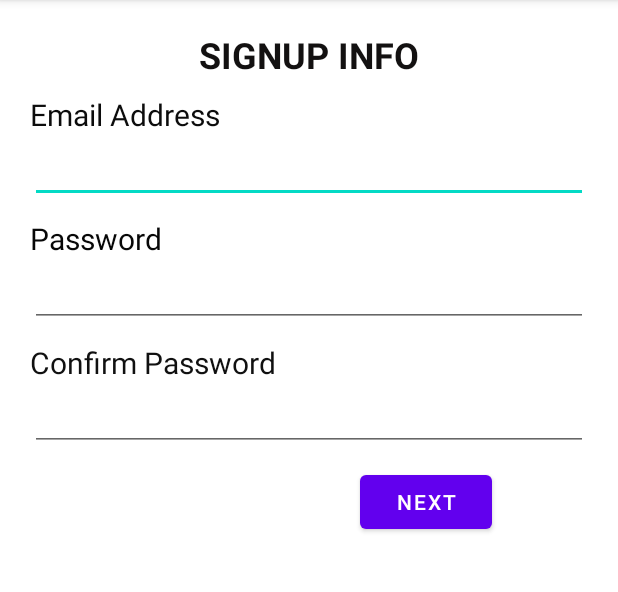
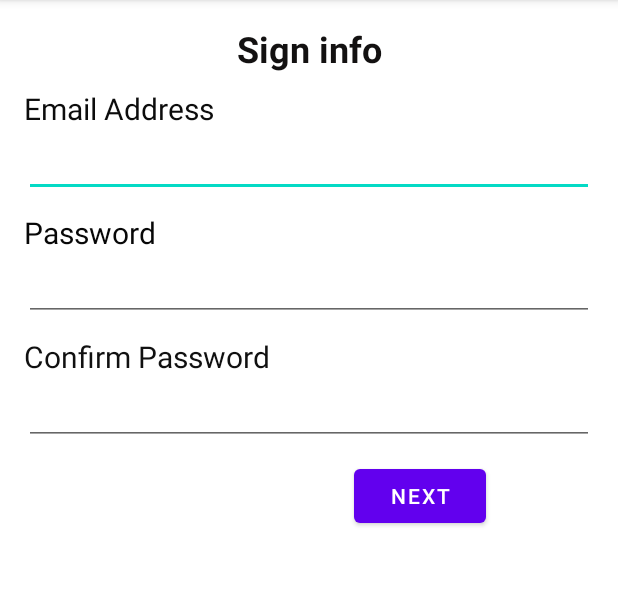
Before and after one commit to pullaiah-dudekula-improve10x/Practice-task, an Android app: the screen it shows after launch (SignupInfoActivity), on a phone screen of 412 x 824 dp, the part 84-676 px from its top. Run offline under Robolectric (Android 15) with nearby library versions, the phone set to English and light mode, and no system bars.

Commit message:
updated sum changes

```diff
--- a/app/src/main/java/com/example/practisetask/PersonalInfoActivity.java
+++ b/app/src/main/java/com/example/practisetask/PersonalInfoActivity.java
@@ -22,7 +22,6 @@ public class PersonalInfoActivity extends AppCompatActivity {
         next1Btn.setOnClickListener(view -> {
             Intent intent = getIntent();
             Bundle bundle = intent.getExtras();
-            //String emailId = intent.getStringExtra("emailId");
             Intent personalIntent = new Intent(this, AddressActivity.class);
             EditText userNameTxt = findViewById(R.id.username_txt);
             String userName = userNameTxt.getText().toString();
@@ -30,13 +29,12 @@ public class PersonalInfoActivity extends AppCompatActivity {
             String firstNameText = firstNameTxt.getText().toString();
             EditText lastnameTxt = findViewById(R.id.lastname_txt);
             String lastNameText = lastnameTxt.getText().toString();
-           // personalIntent.putExtra("emailId", emailId);
             personalIntent.putExtras(bundle);
             personalIntent.putExtra("userName", userName);
             personalIntent.putExtra("firstNameText", firstNameText);
             personalIntent.putExtra("lastNameText", lastNameText);
             startActivity(personalIntent);
-            //Toast.makeText(this, emailId + " " + userName + " " + firstNameText + " " + lastNameText  , Toast.LENGTH_SHORT).show();
+
         });
     }
 }
--- a/app/src/main/res/layout/activity_address.xml
+++ b/app/src/main/res/layout/activity_address.xml
@@ -4,8 +4,8 @@
     xmlns:tools="http://schemas.android.com/tools"
     android:layout_width="match_parent"
     android:layout_height="match_parent"
-    android:layout_margin="10dp"
     android:orientation="vertical"
+    android:padding="16dp"
     tools:context=".AddressActivity">
 
     <TextView
--- a/app/src/main/res/layout/activity_bank_account.xml
+++ b/app/src/main/res/layout/activity_bank_account.xml
@@ -4,8 +4,8 @@
     xmlns:tools="http://schemas.android.com/tools"
     android:layout_width="match_parent"
     android:layout_height="match_parent"
-    android:layout_margin="10dp"
     android:orientation="vertical"
+    android:padding="16dp"
     tools:context=".BankAccountActivity">
 
     <TextView
--- a/app/src/main/res/layout/activity_birth_details.xml
+++ b/app/src/main/res/layout/activity_birth_details.xml
@@ -5,6 +5,7 @@
     android:layout_width="match_parent"
     android:layout_height="match_parent"
     android:orientation="vertical"
+    android:padding="16dp"
     tools:context=".BirthDetailsActivity">
 
     <TextView
--- a/app/src/main/res/layout/activity_credit_card_details.xml
+++ b/app/src/main/res/layout/activity_credit_card_details.xml
@@ -4,8 +4,8 @@
     xmlns:tools="http://schemas.android.com/tools"
     android:layout_width="match_parent"
     android:layout_height="match_parent"
-    android:layout_margin="10dp"
     android:orientation="vertical"
+    android:padding="16dp"
     tools:context=".CreditCardDetailsActivity">
 
     <TextView
@@ -76,7 +76,7 @@
     <LinearLayout
         android:layout_width="match_parent"
         android:layout_height="wrap_content"
-        android:orientation="horizontal"/>
+        android:orientation="horizontal" />
 
     <LinearLayout
         android:layout_width="match_parent"
--- a/app/src/main/res/layout/activity_identity.xml
+++ b/app/src/main/res/layout/activity_identity.xml
@@ -5,6 +5,7 @@
     android:layout_width="match_parent"
     android:layout_height="match_parent"
     android:orientation="vertical"
+    android:padding="16dp"
     tools:context=".IdentityActivity">
 
     <TextView
--- a/app/src/main/res/layout/activity_personal_info.xml
+++ b/app/src/main/res/layout/activity_personal_info.xml
@@ -4,8 +4,8 @@
     xmlns:tools="http://schemas.android.com/tools"
     android:layout_width="match_parent"
     android:layout_height="match_parent"
-    android:layout_margin="15dp"
     android:orientation="vertical"
+    android:padding="16dp"
     tools:context=".PersonalInfoActivity">
 
     <TextView
@@ -13,7 +13,7 @@
         android:layout_width="match_parent"
         android:layout_height="wrap_content"
         android:gravity="center_horizontal"
-        android:text="PERSONAL INFO"
+        android:text="Personal Info"
         android:textColor="#0B0A0A"
         android:textSize="24sp"
         android:textStyle="bold" />
--- a/app/src/main/res/layout/activity_professional.xml
+++ b/app/src/main/res/layout/activity_professional.xml
@@ -4,8 +4,8 @@
     xmlns:tools="http://schemas.android.com/tools"
     android:layout_width="match_parent"
     android:layout_height="match_parent"
-    android:layout_margin="10dp"
     android:orientation="vertical"
+    android:padding="16dp"
     tools:context=".ProfessionalInfoActivity">
 
     <TextView
@@ -13,7 +13,7 @@
         android:layout_width="match_parent"
         android:layout_height="wrap_content"
         android:gravity="center_horizontal"
-        android:text="PROFESSIONAL INFO"
+        android:text="Professional info"
         android:textColor="#090808"
         android:textSize="24sp"
         android:textStyle="bold" />
--- a/app/src/main/res/layout/activity_signup_info.xml
+++ b/app/src/main/res/layout/activity_signup_info.xml
@@ -4,8 +4,8 @@
     xmlns:tools="http://schemas.android.com/tools"
     android:layout_width="match_parent"
     android:layout_height="match_parent"
-    android:layout_margin="20dp"
     android:orientation="vertical"
+    android:padding="16dp"
     tools:context=".SignupInfoActivity">
 
     <TextView
@@ -13,7 +13,7 @@
         android:layout_width="match_parent"
         android:layout_height="wrap_content"
         android:gravity="center_horizontal"
-        android:text="SIGNUP INFO"
+        android:text="Sign info"
         android:textColor="#131111"
         android:textSize="24sp"
         android:textStyle="bold" />
```
Also changed, not shown: app/src/main/java/com/example/practisetask/BankAccountActivity.java (+0 -14 lines), app/src/main/java/com/example/practisetask/ProfessionalActivity.java (+0 -8 lines).
